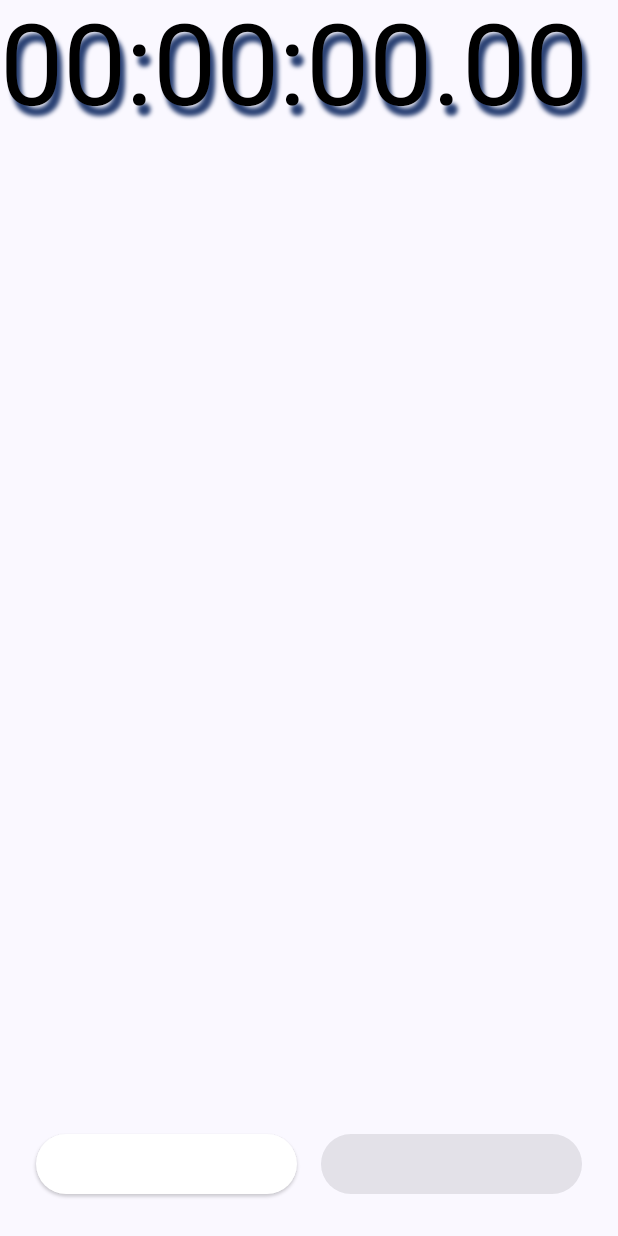
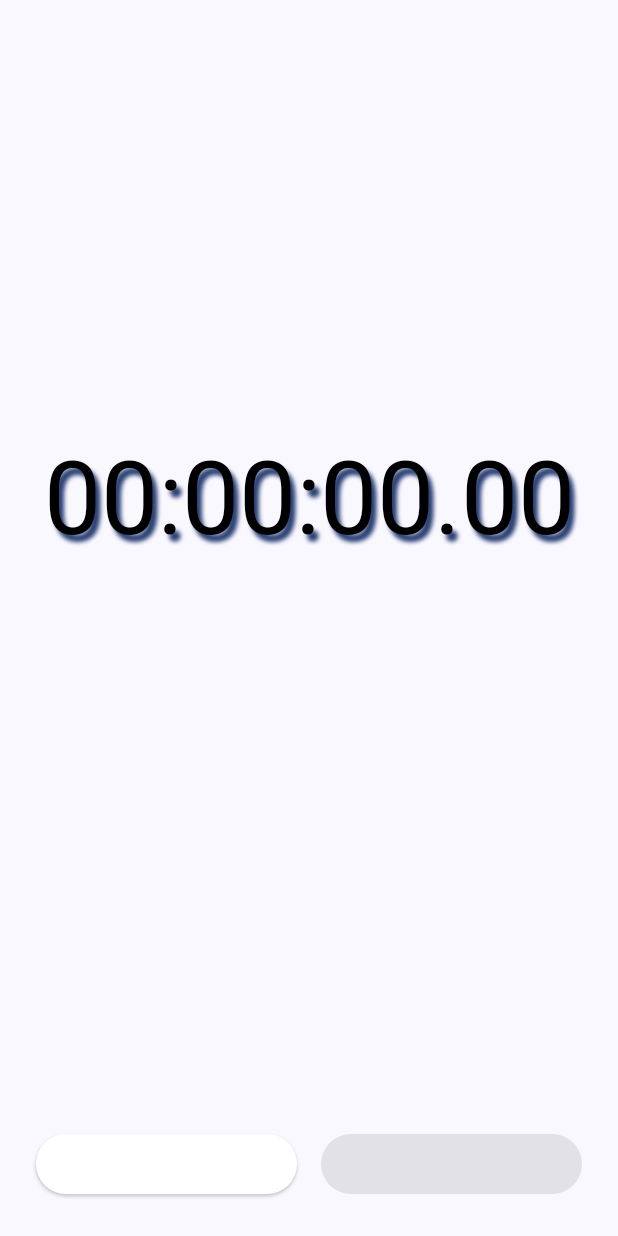
Before and after one commit to scottbiggs/biggsstopwatch3, an Android app built with Jetpack Compose: the screen it shows after launch (MainActivity), on a phone screen of 412 x 824 dp. Run offline under Robolectric (Android 15) with nearby library versions, the light colour scheme and no system bars; our stand-ins replace constraintlayout-compose.

Commit message:
added constraint layouts for the two displays, which is a much easier way to get things proportioned correctly.  required a gradle change (of course).

```diff
--- a/app/build.gradle.kts
+++ b/app/build.gradle.kts
@@ -67,4 +67,7 @@ dependencies {
     androidTestImplementation("androidx.compose.ui:ui-test-junit4")
     debugImplementation("androidx.compose.ui:ui-tooling")
     debugImplementation("androidx.compose.ui:ui-test-manifest")
+
+    // To use constraintlayout in compose
+    implementation("androidx.constraintlayout:constraintlayout-compose:1.1.0-alpha13")
 }
--- a/app/src/main/java/com/sleepfuriously/biggsstopwatch3/MainActivity.kt
+++ b/app/src/main/java/com/sleepfuriously/biggsstopwatch3/MainActivity.kt
@@ -14,7 +14,6 @@ import androidx.compose.foundation.layout.Row
 import androidx.compose.foundation.layout.Spacer
 import androidx.compose.foundation.layout.fillMaxSize
 import androidx.compose.foundation.layout.fillMaxWidth
-import androidx.compose.foundation.layout.height
 import androidx.compose.foundation.layout.padding
 import androidx.compose.foundation.layout.width
 import androidx.compose.material3.ButtonDefaults
@@ -32,11 +31,12 @@ import androidx.compose.ui.draw.drawWithContent
 import androidx.compose.ui.geometry.Offset
 import androidx.compose.ui.graphics.Color
 import androidx.compose.ui.graphics.Shadow
+import androidx.compose.ui.platform.LocalConfiguration
 import androidx.compose.ui.text.TextStyle
 import androidx.compose.ui.text.style.TextAlign
-import androidx.compose.ui.tooling.preview.Preview
 import androidx.compose.ui.unit.dp
 import androidx.compose.ui.unit.sp
+import androidx.constraintlayout.compose.ConstraintLayout
 import androidx.lifecycle.ViewModelProvider
 import com.sleepfuriously.biggsstopwatch3.MainViewModel.Companion.BUTTON_SPLIT_CLEAR
 import com.sleepfuriously.biggsstopwatch3.MainViewModel.Companion.BUTTON_START_STOP
@@ -236,24 +236,50 @@ fun MainDisplay(mainViewModel : MainViewModel) {
             }
         }
 
-        // holds vertical components: main timer and split timers
-        Column {
 
-            // Main timer
+        // for timer and split timer, I'm using a constraintlayout.  Makes some things
+        // a lot easier.
+
+        ConstraintLayout(
+            modifier = Modifier
+                .fillMaxSize()
+                .padding(16.dp)
+        ) {
+
+            // line for the top of the main display
+            val mainDisplayGuide = createGuidelineFromTop(
+                if (LocalConfiguration.current.orientation == Configuration.ORIENTATION_PORTRAIT) {
+                    0.35f   // about a third down for portrait mode
+                }
+                else {
+                    0f      // keep this at top for landscape mode
+                }
+
+            )
+
+            // names for the constrained widgets
+            val (
+                mainTimer, splitTimer
+            ) = createRefs()
+
             AutoSizeText(
                 text = getDisplayTime(tick.value),
                 textStyle = TextStyle(
                     fontSize = 240.sp,
                     color = if (isSystemInDarkTheme()) Color.White else Color.Black,
                     shadow = Shadow(
-                        offset = Offset(5.0f, 10.0f),
+                        offset = Offset(5.0f, 7.0f),
                         color = MaterialTheme.colorScheme.primary,
                         blurRadius = 3f
                     )
-                )
+                ),
+                modifier = Modifier
+                    .constrainAs(mainTimer) {
+                        start.linkTo(parent.start, 16.dp)
+                        end.linkTo(parent.end, 16.dp)
+                        top.linkTo(mainDisplayGuide)
+                    }
             )
-
-            Spacer(Modifier.height(4.dp))
 
             // split time
             val splitTime = stopwatchSplit.value - stopwatchStart.value
@@ -262,17 +288,18 @@ fun MainDisplay(mainViewModel : MainViewModel) {
                 (stopwatchState.value == SPLIT_STOPPED_STATE)) {
                 Text(
                     splitString,
-                    fontSize = 42.sp,
+                    fontSize = 40.sp,
                     textAlign = TextAlign.End,
                     color = MaterialTheme.colorScheme.primary,
                     modifier = Modifier
-                        .fillMaxSize()
-                        .padding(horizontal = 40.dp)
+                        .constrainAs(splitTimer) {
+                        end.linkTo(mainTimer.end)
+                        top.linkTo(mainTimer.bottom, 16.dp)
+                        }
                 )
             }
 
-        } // column for timer displays
-
+        }
     }
 
 }
@@ -321,26 +348,6 @@ fun AutoSizeText(
 
 }
 
-//-------------------
-//  previews
-//-------------------
-
-@Preview(
-    name = "dark mode",
-    showBackground = true,
-    uiMode = Configuration.UI_MODE_NIGHT_YES
-)
-@Preview(
-    name = "light mode",
-    showBackground = true,
-    uiMode = Configuration.UI_MODE_NIGHT_NO
-)
-@Composable
-fun PreviewStopwatch() {
-//    MainDisplay()
-}
-
-
 
 //-------------------------
 //  constants
```
